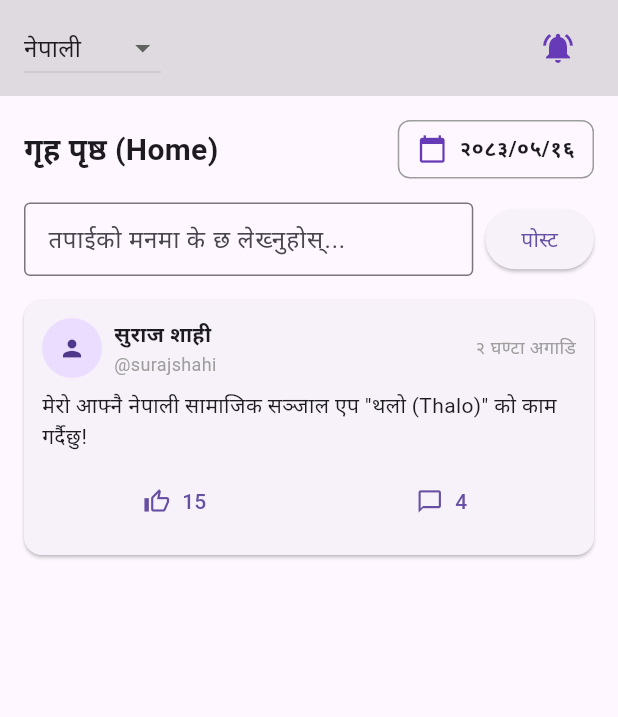
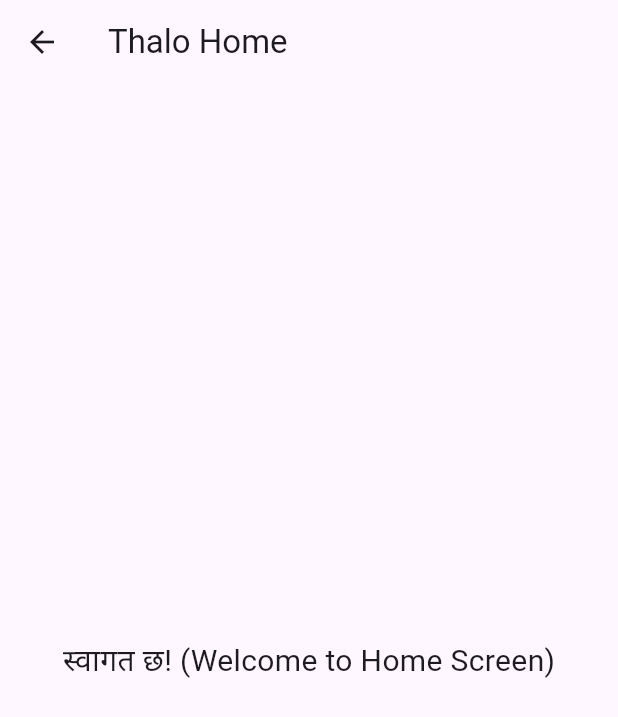
Before and after one commit to surajshahi5008-debug/-Thalo-, a Flutter app: the HomeScreen screen opened by its route, on a phone screen of 412 x 824 dp. Shown: the top 717 px of the screen. Run offline on Flutter 3.47's test engine with Material 3 defaults, Android fonts, the phone set to English and light mode, and no system bars; our stand-ins replace cloud_firestore, firebase_auth, firebase_core; accounts and stored records are empty; statements that could not run were skipped.

Commit message:
Update home_screen.dart

```diff
--- a/lib/screens/home_screen.dart
+++ b/lib/screens/home_screen.dart
@@ -1,163 +1,18 @@
 import 'package:flutter/material.dart';
-import '../widgets/lang_bar.dart';
-import '../widgets/calendar_picker.dart';
 
-class HomeScreen extends StatefulWidget {
-  final String currentLang;
-  final Function(String) onLanguageChanged;
-  final Function(String) onNotificationTap;
-  final String selectedDate;
-  final VoidCallback onCalendarTap;
-  final VoidCallback onLogout;
-
-  const HomeScreen({
-    Key? key,
-    required this.currentLang,
-    required this.onLanguageChanged,
-    required this.onNotificationTap,
-    required this.selectedDate,
-    required this.onCalendarTap,
-    required this.onLogout,
-  }) : super(key: key);
-
-  @override
-  State<HomeScreen> createState() => _HomeScreenState();
-}
-
-class _HomeScreenState extends State<HomeScreen> {
-  final List<Map<String, dynamic>> _posts = [
-    {
-      'username': 'सुराज शाही',
-      'handle': '@surajshahi',
-      'time': '२ घण्टा अगाडि',
-      'content': 'मेरो आफ्नै नेपाली सामाजिक सञ्जाल एप "थलो (Thalo)" को काम गर्दैछु!',
-      'likes': 15,
-      'comments': 4,
-    },
-  ];
-
-  final TextEditingController _postController = TextEditingController();
-
-  void _addNewPost() {
-    if (_postController.text.trim().isEmpty) return;
-    setState(() {
-      _posts.insert(0, {
-        'username': 'सुराज शाही',
-        'handle': '@surajshahi',
-        'time': 'भर्खरै',
-        'content': _postController.text.trim(),
-        'likes': 0,
-        'comments': 0,
-      });
-      _postController.clear();
-    });
-  }
+class HomeScreen extends StatelessWidget {
+  const HomeScreen({super.key});
 
   @override
   Widget build(BuildContext context) {
     return Scaffold(
-      body: SafeArea(
-        child: Column(
-          children: [
-            LanguageBar(
-              currentLang: widget.currentLang,
-              onLanguageChanged: widget.onLanguageChanged,
-              onNotificationTap: widget.onNotificationTap,
-            ),
-            Padding(
-              padding: const EdgeInsets.all(16.0),
-              child: Row(
-                mainAxisAlignment: MainAxisAlignment.spaceBetween,
-                children: [
-                  const Text(
-                    'गृह पृष्ठ (Home)',
-                    style: TextStyle(fontSize: 20, fontWeight: FontWeight.bold),
-                  ),
-                  CalendarPickerWidget(
-                    selectedDate: widget.selectedDate,
-                    onCalendarTap: widget.onCalendarTap,
-                  ),
-                ],
-              ),
-            ),
-            // नयाँ पोस्ट लेख्ने बक्स
-            Padding(
-              padding: const EdgeInsets.symmetric(horizontal: 16.0),
-              child: Row(
-                children: [
-                  Expanded(
-                    child: TextField(
-                      controller: _postController,
-                      decoration: const InputDecoration(
-                        hintText: 'तपाईको मनमा के छ लेख्नुहोस्...',
-                        border: OutlineInputBorder(),
-                        isDense: true,
-                      ),
-                    ),
-                  ),
-                  const SizedBox(width: 8),
-                  ElevatedButton(
-                    onPressed: _addNewPost,
-                    child: const Text('पोस्ट'),
-                  ),
-                ],
-              ),
-            ),
-            const SizedBox(height: 10),
-            // पोस्टहरूको सूची
-            Expanded(
-              child: ListView.builder(
-                itemCount: _posts.length,
-                itemBuilder: (context, index) {
-                  final post = _posts[index];
-                  return Card(
-                    margin: const EdgeInsets.symmetric(horizontal: 16, vertical: 6),
-                    child: Padding(
-                      padding: const EdgeInsets.all(12.0),
-                      child: Column(
-                        crossAxisAlignment: CrossAxisAlignment.start,
-                        children: [
-                          Row(
-                            children: [
-                              const CircleAvatar(child: Icon(Icons.person, size: 18)),
-                              const SizedBox(width: 8),
-                              Column(
-                                crossAxisAlignment: CrossAxisAlignment.start,
-                                children: [
-                                  Text(post['username'], style: const TextStyle(fontWeight: FontWeight.bold)),
-                                  Text(post['handle'], style: const TextStyle(color: Colors.grey, fontSize: 12)),
-                                ],
-                              ),
-                              const Spacer(),
-                              Text(post['time'], style: const TextStyle(color: Colors.grey, fontSize: 12)),
-                            ],
-                          ),
-                          const SizedBox(height: 8),
-                          Text(post['content']),
-                          const SizedBox(height: 8),
-                          Row(
-                            mainAxisAlignment: MainAxisAlignment.spaceAround,
-                            children: [
-                              TextButton.icon(
-                                onPressed: () {},
-                                icon: const Icon(Icons.thumb_up_alt_outlined, size: 18),
-                                label: Text('${post['likes']}'),
-                              ),
-                              TextButton.icon(
-                                onPressed: () {},
-                                icon: const Icon(Icons.chat_bubble_outline, size: 18),
-                                label: Text('${post['comments']}'),
-                              ),
-                            ],
-                          ),
-                        ],
-                      ),
-                    ),
-                  );
-                },
-              ),
-            ),
-          ],
+      appBar: AppBar(
+        title: const Text('Thalo Home'),
+      ),
+      body: const Center(
+        child: Text(
+          'स्वागत छ! (Welcome to Home Screen)',
+          style: TextStyle(fontSize: 20),
         ),
       ),
     );
```
